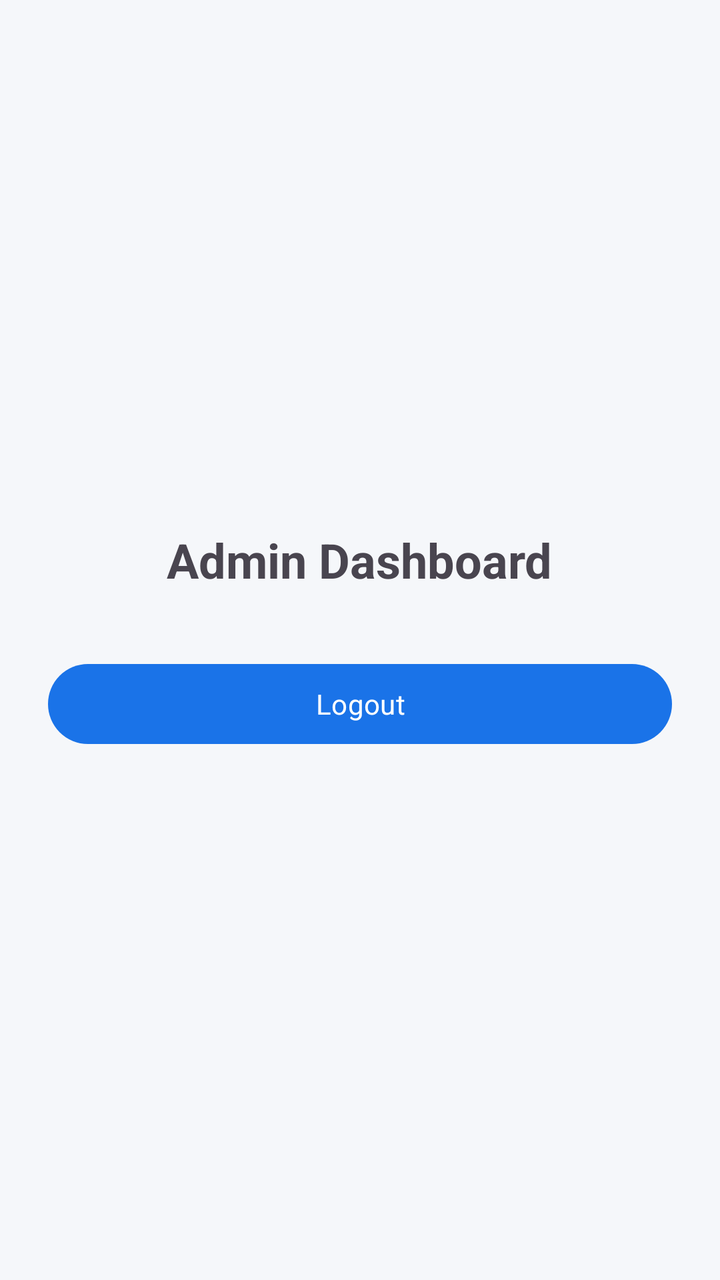
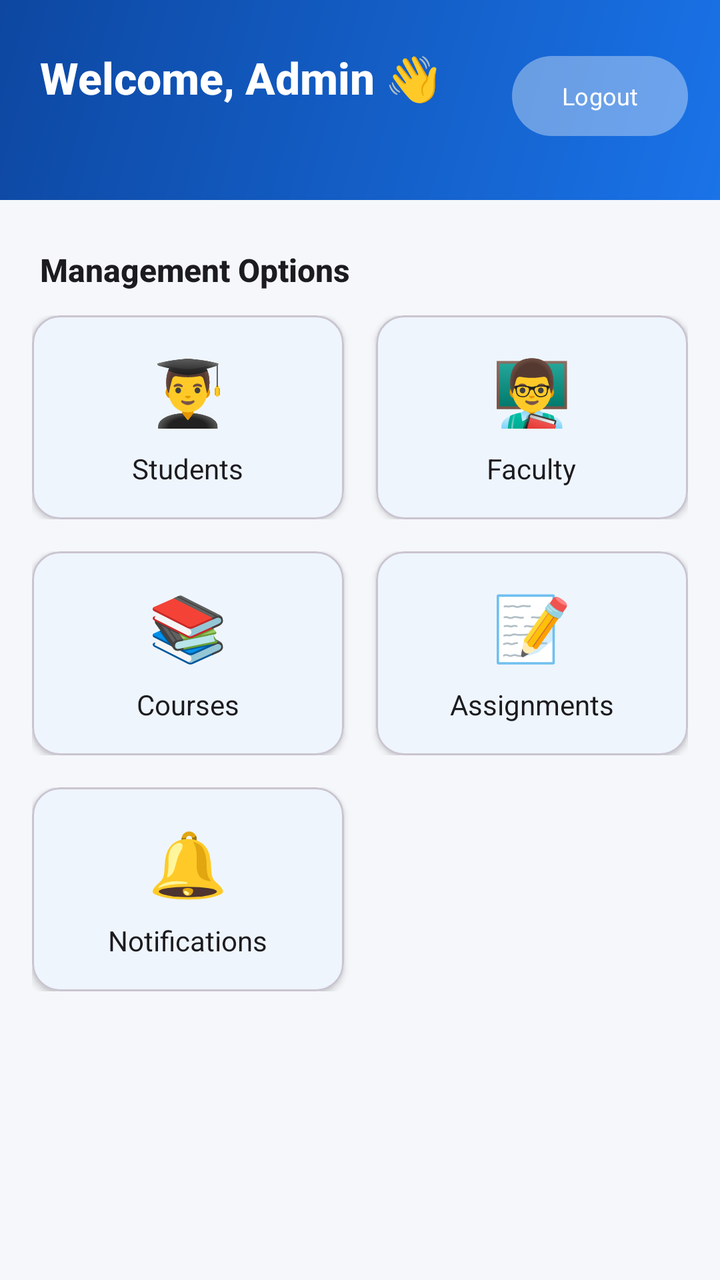

Compare the two renders of this Android layout. The source of the first and the diff that turns it into the second are given below.
<!-- AndroidManifest.xml: application theme Theme.StudentManagement -->
<!-- res/layout/activity_admin_dashboard.xml -->
<?xml version="1.0" encoding="utf-8"?>
<LinearLayout xmlns:android="http://schemas.android.com/apk/res/android"
    android:layout_width="match_parent"
    android:layout_height="match_parent"
    android:orientation="vertical"
    android:gravity="center"
    android:padding="24dp">

    <TextView
        android:id="@+id/tvWelcome"
        android:layout_width="wrap_content"
        android:layout_height="wrap_content"
        android:text="Admin Dashboard"
        android:textSize="24sp"
        android:textStyle="bold"
        android:layout_marginBottom="32dp"/>

    <Button
        android:id="@+id/btnLogout"
        android:layout_width="match_parent"
        android:layout_height="wrap_content"
        android:text="Logout" />

</LinearLayout>
<!-- resources referenced by this layout -->
<resources>
  <style name="Theme.StudentManagement" parent="Theme.Material3.DayNight.NoActionBar">
          
          <item name="colorPrimary">@color/colorPrimary</item>
          <item name="colorPrimaryVariant">@color/colorPrimaryVariant</item>
          <item name="colorOnPrimary">@color/colorOnPrimary</item>
  
          
          <item name="android:colorBackground">@color/colorBackground</item>
          <item name="colorSurface">@color/colorSurface</item>
          <item name="colorOnSurface">@color/colorOnSurface</item>
  
          
          <item name="colorError">@color/colorError</item>
          <item name="colorOnError">@color/white</item>
  
          
          <item name="android:statusBarColor">@color/colorPrimaryDark</item>
          <item name="android:navigationBarColor">@color/colorBackground</item>
  
          
          <item name="android:fontFamily">sans-serif</item>
  
          
          <item name="elevationOverlayEnabled">true</item>
      </style>
  <color name="colorPrimary">#1A73E8</color>
  <color name="colorPrimaryVariant">#0D47A1</color>
  <color name="colorOnPrimary">#FFFFFF</color>
  <color name="colorBackground">#F5F7FA</color>
  <color name="colorSurface">#FFFFFF</color>
  <color name="colorOnSurface">#1C1B1F</color>
  <color name="colorError">#D93025</color>
  <color name="white">#FFFFFF</color>
  <color name="colorPrimaryDark">#1557B0</color>
</resources>

<!-- the commit's change to res/layout/activity_admin_dashboard.xml (unified diff, before → after) -->
@@ -1,24 +1,209 @@
 <?xml version="1.0" encoding="utf-8"?>
-<LinearLayout xmlns:android="http://schemas.android.com/apk/res/android"
+<androidx.coordinatorlayout.widget.CoordinatorLayout
+    xmlns:android="http://schemas.android.com/apk/res/android"
+    xmlns:app="http://schemas.android.com/apk/res-auto"
     android:layout_width="match_parent"
     android:layout_height="match_parent"
-    android:orientation="vertical"
-    android:gravity="center"
-    android:padding="24dp">
-
-    <TextView
-        android:id="@+id/tvWelcome"
-        android:layout_width="wrap_content"
-        android:layout_height="wrap_content"
-        android:text="Admin Dashboard"
-        android:textSize="24sp"
-        android:textStyle="bold"
-        android:layout_marginBottom="32dp"/>
-
-    <Button
-        android:id="@+id/btnLogout"
+    android:background="@color/colorBackground">
+
+    <ScrollView
         android:layout_width="match_parent"
-        android:layout_height="wrap_content"
-        android:text="Logout" />
-
-</LinearLayout>
+        android:layout_height="match_parent">
+
+        <LinearLayout
+            android:layout_width="match_parent"
+            android:layout_height="wrap_content"
+            android:orientation="vertical">
+
+            
+            <androidx.constraintlayout.widget.ConstraintLayout
+                android:layout_width="match_parent"
+                android:layout_height="wrap_content"
+                android:background="@drawable/bg_gradient"
+                android:paddingTop="16dp"
+                android:paddingBottom="28dp">
+
+                <TextView
+                    android:id="@+id/tvWelcome"
+                    android:layout_width="0dp"
+                    android:layout_height="wrap_content"
+                    android:layout_marginStart="20dp"
+                    android:layout_marginTop="8dp"
+                    android:layout_marginEnd="20dp"
+                    android:fontFamily="sans-serif-medium"
+                    android:text="Welcome, Admin 👋"
+                    android:textColor="@color/white"
+                    android:textSize="22sp"
+                    android:textStyle="bold"
+                    app:layout_constraintEnd_toEndOf="parent"
+                    app:layout_constraintStart_toStartOf="parent"
+                    app:layout_constraintTop_toTopOf="parent" />
+
+                <com.google.android.material.button.MaterialButton
+                    android:id="@+id/btnLogout"
+                    style="@style/Widget.Material3.Button.TonalButton"
+                    android:layout_width="wrap_content"
+                    android:layout_height="wrap_content"
+                    android:layout_marginEnd="16dp"
+                    android:layout_marginTop="8dp"
+                    android:backgroundTint="#33FFFFFF"
+                    android:text="Logout"
+                    android:textColor="@color/white"
+                    android:textSize="12sp"
+                    app:cornerRadius="20dp"
+                    app:layout_constraintEnd_toEndOf="parent"
+                    app:layout_constraintTop_toTopOf="parent" />
+
+            </androidx.constraintlayout.widget.ConstraintLayout>
+
+            <TextView
+                android:layout_width="wrap_content"
+                android:layout_height="wrap_content"
+                android:layout_marginStart="20dp"
+                android:layout_marginTop="24dp"
+                android:layout_marginBottom="12dp"
+                android:fontFamily="sans-serif-medium"
+                android:text="Management Options"
+                android:textColor="?attr/colorOnSurface"
+                android:textSize="16sp"
+                android:textStyle="bold" />
+
+            
+            <LinearLayout
+                android:layout_width="match_parent"
+                android:layout_height="wrap_content"
+                android:layout_marginStart="16dp"
+                android:layout_marginEnd="16dp"
+                android:orientation="horizontal"
+                android:weightSum="2">
+
+                <com.google.android.material.card.MaterialCardView
+                    android:id="@+id/navManageStudents"
+                    android:layout_width="0dp"
+                    android:layout_height="wrap_content"
+                    android:layout_weight="1"
+                    android:layout_marginEnd="8dp"
+                    app:cardCornerRadius="14dp"
+                    app:cardElevation="2dp">
+                    <LinearLayout
+                        android:layout_width="match_parent"
+                        android:layout_height="wrap_content"
+                        android:gravity="center"
+                        android:orientation="vertical"
+                        android:padding="16dp">
+                        <TextView android:layout_width="wrap_content" android:layout_height="wrap_content" android:text="👨‍🎓" android:textSize="32sp" />
+                        <TextView android:layout_width="wrap_content" android:layout_height="wrap_content" android:layout_marginTop="8dp" android:text="Students" android:textColor="?attr/colorOnSurface" android:textSize="14sp" />
+                    </LinearLayout>
+                </com.google.android.material.card.MaterialCardView>
+
+                <com.google.android.material.card.MaterialCardView
+                    android:id="@+id/navManageFaculty"
+                    android:layout_width="0dp"
+                    android:layout_height="wrap_content"
+                    android:layout_weight="1"
+                    android:layout_marginStart="8dp"
+                    app:cardCornerRadius="14dp"
+                    app:cardElevation="2dp">
+                    <LinearLayout
+                        android:layout_width="match_parent"
+                        android:layout_height="wrap_content"
+                        android:gravity="center"
+                        android:orientation="vertical"
+                        android:padding="16dp">
+                        <TextView android:layout_width="wrap_content" android:layout_height="wrap_content" android:text="👨‍🏫" android:textSize="32sp" />
+                        <TextView android:layout_width="wrap_content" android:layout_height="wrap_content" android:layout_marginTop="8dp" android:text="Faculty" android:textColor="?attr/colorOnSurface" android:textSize="14sp" />
+                    </LinearLayout>
+                </com.google.android.material.card.MaterialCardView>
+            </LinearLayout>
+
+            
+            <LinearLayout
+                android:layout_width="match_parent"
+                android:layout_height="wrap_content"
+                android:layout_marginStart="16dp"
+                android:layout_marginTop="16dp"
+                android:layout_marginEnd="16dp"
+                android:orientation="horizontal"
+                android:weightSum="2">
+
+                <com.google.android.material.card.MaterialCardView
+                    android:id="@+id/navManageCourses"
+                    android:layout_width="0dp"
+                    android:layout_height="wrap_content"
+                    android:layout_weight="1"
+                    android:layout_marginEnd="8dp"
+                    app:cardCornerRadius="14dp"
+                    app:cardElevation="2dp">
+                    <LinearLayout
+                        android:layout_width="match_parent"
+                        android:layout_height="wrap_content"
+                        android:gravity="center"
+                        android:orientation="vertical"
+                        android:padding="16dp">
+                        <TextView android:layout_width="wrap_content" android:layout_height="wrap_content" android:text="📚" android:textSize="32sp" />
+                        <TextView android:layout_width="wrap_content" android:layout_height="wrap_content" android:layout_marginTop="8dp" android:text="Courses" android:textColor="?attr/colorOnSurface" android:textSize="14sp" />
+                    </LinearLayout>
+                </com.google.android.material.card.MaterialCardView>
+
+                <com.google.android.material.card.MaterialCardView
+                    android:id="@+id/navManageAssignments"
+                    android:layout_width="0dp"
+                    android:layout_height="wrap_content"
+                    android:layout_weight="1"
+                    android:layout_marginStart="8dp"
+                    app:cardCornerRadius="14dp"
+                    app:cardElevation="2dp">
+                    <LinearLayout
+                        android:layout_width="match_parent"
+                        android:layout_height="wrap_content"
+                        android:gravity="center"
+                        android:orientation="vertical"
+                        android:padding="16dp">
+                        <TextView android:layout_width="wrap_content" android:layout_height="wrap_content" android:text="📝" android:textSize="32sp" />
+                        <TextView android:layout_width="wrap_content" android:layout_height="wrap_content" android:layout_marginTop="8dp" android:text="Assignments" android:textColor="?attr/colorOnSurface" android:textSize="14sp" />
+                    </LinearLayout>
+                </com.google.android.material.card.MaterialCardView>
+            </LinearLayout>
+
+            
+            <LinearLayout
+                android:layout_width="match_parent"
+                android:layout_height="wrap_content"
+                android:layout_marginStart="16dp"
+                android:layout_marginTop="16dp"
+                android:layout_marginEnd="16dp"
+                android:orientation="horizontal"
+                android:weightSum="2">
+
+                <com.google.android.material.card.MaterialCardView
+                    android:id="@+id/navManageNotifications"
+                    android:layout_width="0dp"
+                    android:layout_height="wrap_content"
+                    android:layout_weight="1"
+                    android:layout_marginEnd="8dp"
+                    app:cardCornerRadius="14dp"
+                    app:cardElevation="2dp">
+                    <LinearLayout
+                        android:layout_width="match_parent"
+                        android:layout_height="wrap_content"
+                        android:gravity="center"
+                        android:orientation="vertical"
+                        android:padding="16dp">
+                        <TextView android:layout_width="wrap_content" android:layout_height="wrap_content" android:text="🔔" android:textSize="32sp" />
+                        <TextView android:layout_width="wrap_content" android:layout_height="wrap_content" android:layout_marginTop="8dp" android:text="Notifications" android:textColor="?attr/colorOnSurface" android:textSize="14sp" />
+                    </LinearLayout>
+                </com.google.android.material.card.MaterialCardView>
+                
+                <View
+                    android:layout_width="0dp"
+                    android:layout_height="wrap_content"
+                    android:layout_weight="1"
+                    android:layout_marginStart="8dp" />
+            </LinearLayout>
+
+            <View
+                android:layout_width="match_parent"
+                android:layout_height="32dp" />
+        </LinearLayout>
+    </ScrollView>
+</androidx.coordinatorlayout.widget.CoordinatorLayout>
<!-- resource entries referenced after the edit -->
@@ -25,6 +25,8 @@
           
           <item name="elevationOverlayEnabled">true</item>
       </style>
+  <color name="gradientEnd">#0D47A1</color>
+  <color name="gradientStart">#1A73E8</color>
   <color name="colorPrimary">#1A73E8</color>
   <color name="colorPrimaryVariant">#0D47A1</color>
   <color name="colorOnPrimary">#FFFFFF</color>
@@ -33,6 +35,16 @@
   <color name="colorOnSurface">#1C1B1F</color>
   <color name="colorError">#D93025</color>
   <color name="white">#FFFFFF</color>
+  <!-- drawable bg_gradient (drawable) -->
+  <?xml version="1.0" encoding="utf-8"?>
+  <shape xmlns:android="http://schemas.android.com/apk/res/android"
+      android:shape="rectangle">
+      <gradient
+          android:angle="135"
+          android:endColor="@color/gradientEnd"
+          android:startColor="@color/gradientStart"
+          android:type="linear" />
+  </shape>
   <color name="colorPrimaryDark">#1557B0</color>
 </resources>
 
